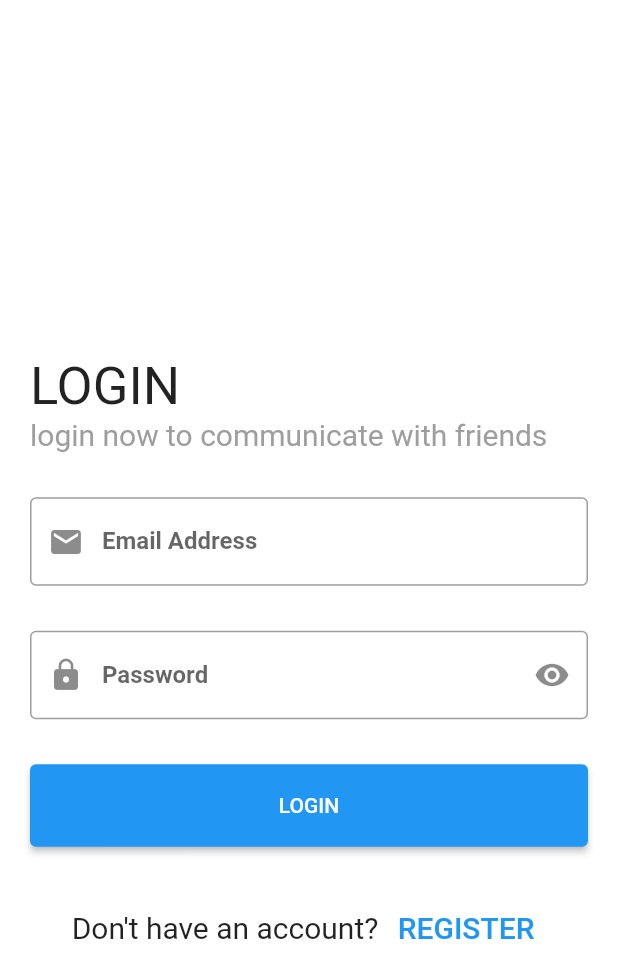
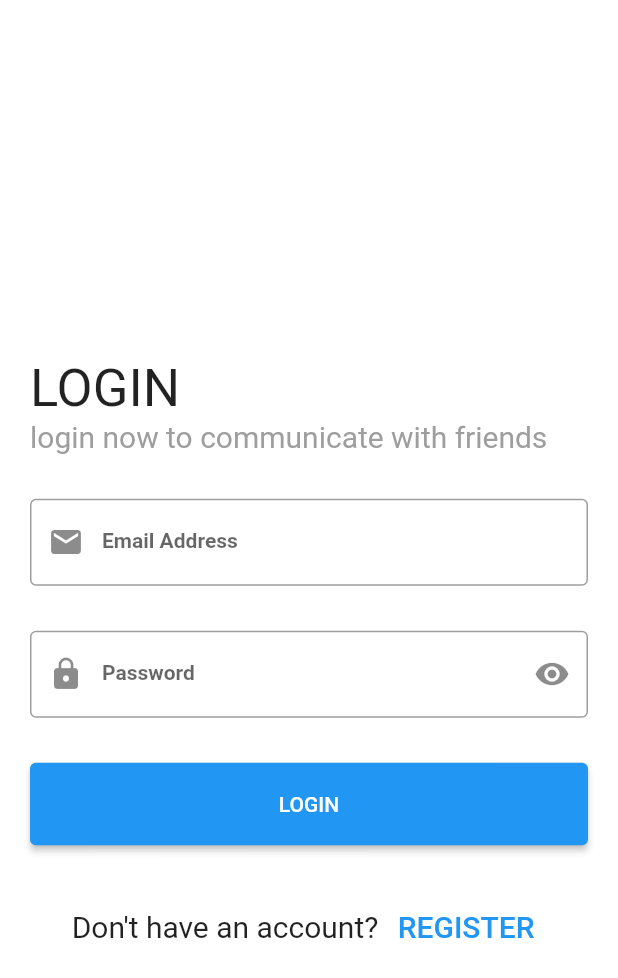
Before and after one commit to pavlysamir/social_app, a Flutter app: the screen it shows after launch, on a phone screen of 412 x 824 dp. Shown: the top 978 px of the screen. Run offline on Flutter 3.47's test engine with Material 2 defaults, Android fonts, the phone set to English and light mode, and no system bars; our stand-ins replace bloc, cloud_firestore, conditional_builder_null_safety, firebase_auth, firebase_core, flutter_bloc and 3 more; missing offline and left inert: icon_broken; accounts and stored records are empty.

```diff
--- a/lib/layouts/home_layout/cupit/home_cubit.dart
+++ b/lib/layouts/home_layout/cupit/home_cubit.dart
@@ -1,5 +1,6 @@
 import 'package:bloc/bloc.dart';
 import 'package:cloud_firestore/cloud_firestore.dart';
+import 'package:flutter/foundation.dart';
 import 'package:flutter/material.dart';
 import 'package:flutter_bloc/flutter_bloc.dart';
 import 'package:meta/meta.dart';
@@ -16,25 +17,30 @@ class HomeCubit extends Cubit<HomeState> {
   HomeCubit() : super(HomeInitial());
 
  static HomeCubit get(context) =>BlocProvider.of(context);
- UserModel? userModel;
+  UserModel? userModel;
  void getData(){
+   emit(HomeGetUserLoading());
+   print(uId);
    FirebaseFirestore.instance
        .collection('users')
        .doc(uId)
        .get()
        .then((value) {
-
+         print(value.data());
+        userModel= UserModel.fromJson(value.data()!);
+         emit(HomeGetUserSuccess());
    }).catchError((error){
-
+       print(error.toString());
+     emit(HomeGetUserError(Error: error.toString()));
    });
  }
 
  int currentIndex = 0;
  List<Widget> Screens = [
-   FeedsScreen(),
-   ChatsScreen(),
-   UsersScreen(),
-   SettingsScreen()
+   const FeedsScreen(),
+   const ChatsScreen(),
+   const UsersScreen(),
+   const SettingsScreen()
  ];
 
  List<String> titels = [
--- a/lib/main.dart
+++ b/lib/main.dart
@@ -4,6 +4,7 @@ import 'package:flutter_bloc/flutter_bloc.dart';
 import 'package:social_app/firebase_options.dart';
 import 'package:social_app/layouts/home_layout/home_screen.dart';
 import 'package:social_app/modules/login_screen/Login_Screen.dart';
+import 'package:social_app/shared/BLOC_OBSERVER.dart';
 import 'package:social_app/shared/constance/constance.dart';
 import 'package:social_app/shared/network/local/cashe_helper.dart';
 import 'package:social_app/shared/styles/ThemeData.dart';
@@ -15,6 +16,7 @@ void main() async {
   await Firebase.initializeApp(
     options: DefaultFirebaseOptions.currentPlatform,
   );
+  Bloc.observer = MyBlocObserver();
   await CasheHelper.init();
   uId = CasheHelper.getData(key: 'uId');
   runApp(MyApp(uId));
@@ -29,10 +31,12 @@ class MyApp extends StatelessWidget {
   @override
   Widget build(BuildContext context) {
     return BlocProvider(
-      create: (context) => HomeCubit(),
+      create: (context) => HomeCubit()..getData(),
       child: MaterialApp(
         debugShowCheckedModeBanner: false,
         theme: LightTheme,
+        darkTheme: DarkTheme,
+        //themeMode: ThemeMode.dark,
         home: openScreen(),
       ),
     );
@@ -41,7 +45,7 @@ class MyApp extends StatelessWidget {
 
   Widget openScreen() {
     if (uId != null) {
-      return HomeScreen();
+      return const HomeScreen();
     } else {
       return LoginScreen();
     }
--- a/lib/modules/Regester_Screen/Regester_Screen.dart
+++ b/lib/modules/Regester_Screen/Regester_Screen.dart
@@ -11,6 +11,8 @@ class RegesterScreen extends StatelessWidget {
   var passwordController = TextEditingController();
   var phoneController = TextEditingController();
   var nameController = TextEditingController();
+
+  RegesterScreen({super.key});
 
 
   @override
--- a/lib/modules/login_screen/Login_Screen.dart
+++ b/lib/modules/login_screen/Login_Screen.dart
@@ -16,6 +16,8 @@ class LoginScreen extends StatelessWidget {
   var emailController = TextEditingController();
   var passwordController = TextEditingController();
 
+  LoginScreen({super.key});
+
   @override
   Widget build(BuildContext context) {
     return BlocProvider(
@@ -30,11 +32,11 @@ class LoginScreen extends StatelessWidget {
           else if(state is LoginSuccessState){
 
             CasheHelper.SaveData(key: 'uId', value: state.uId).then((value) {
-              NavigateAndFinish(context, HomeScreen());
+              NavigateAndFinish(context,const HomeScreen());
             });
           }
         },
-        builder: (context, State) {
+        builder: (context, state) {
           return Scaffold(
               appBar: AppBar(),
               body: Form(
--- a/lib/shared/constance/constance.dart
+++ b/lib/shared/constance/constance.dart
@@ -5,7 +5,6 @@ import 'package:flutter/material.dart';
 MaterialColor primaryColore =Colors.blue;
 
 
-String? token = '';
 String? uId = '';
 
 // void Logout(context){
--- a/lib/shared/styles/ThemeData.dart
+++ b/lib/shared/styles/ThemeData.dart
@@ -1,5 +1,6 @@
 import 'package:flutter/material.dart';
 import 'package:flutter/services.dart';
+import 'package:hexcolor/hexcolor.dart';
 import 'package:social_app/shared/constance/constance.dart';
 
 ThemeData LightTheme = ThemeData(
@@ -11,7 +12,7 @@ ThemeData LightTheme = ThemeData(
   ) ,
   primarySwatch: primaryColore,
   scaffoldBackgroundColor: Colors.white,//HexColor('333739') ,
-  appBarTheme: AppBarTheme(
+  appBarTheme:const AppBarTheme(
     systemOverlayStyle: SystemUiOverlayStyle(
       statusBarBrightness: Brightness.dark,
       statusBarColor:  Colors.black,
@@ -19,22 +20,64 @@ ThemeData LightTheme = ThemeData(
     iconTheme: IconThemeData(color: Colors.black),
     backgroundColor:Colors.white ,
     elevation: 0,
-    titleTextStyle: const TextStyle(
+    titleTextStyle:  TextStyle(
       color: Colors.black,
       fontSize: 20,
       fontWeight: FontWeight.bold
     ),
   ),
-  textTheme: const TextTheme(
-    bodyText1: TextStyle(
+  textTheme:const  TextTheme(
+    bodyLarge: TextStyle(
       fontSize: 16,
       fontWeight: FontWeight.w600,
       color: Colors.black,
     ),
-    subtitle1: TextStyle(
-      fontSize: 16,
+    titleMedium: TextStyle(
+      fontSize: 14,
       fontWeight: FontWeight.w600,
+      height: 1.3,
       color: Colors.black,
+    )
+
+
+),
+);
+ThemeData DarkTheme = ThemeData(
+  bottomNavigationBarTheme:BottomNavigationBarThemeData(
+    backgroundColor: HexColor('333739'),
+     unselectedItemColor: Colors.grey,
+    selectedItemColor: primaryColore,
+    elevation: 20.0,
+    type: BottomNavigationBarType.fixed,
+  ) ,
+  primarySwatch: primaryColore,
+  scaffoldBackgroundColor: HexColor('333739') ,
+  appBarTheme: AppBarTheme(
+    systemOverlayStyle: SystemUiOverlayStyle(
+      statusBarBrightness: Brightness.dark,
+      statusBarColor:  HexColor('333739'),
+    ),
+    iconTheme:const IconThemeData(color: Colors.white),
+    backgroundColor: HexColor('333739'),
+    elevation: 0,
+    titleTextStyle:const TextStyle(
+      color: Colors.white,
+      fontSize: 20,
+      fontWeight: FontWeight.bold
+    ),
+  ),
+  textTheme: const TextTheme(
+    bodyLarge: TextStyle(
+      fontSize: 18,
+      fontWeight: FontWeight.w600,
+      color: Colors.white,
+    ),
+    titleMedium: TextStyle(
+      fontSize: 14,
+      fontWeight: FontWeight.bold,
+      height: 1.3,
+
+      color: Colors.white,
     )
 ),
 );
```
Also changed, not shown: lib/layouts/home_layout/home_screen.dart (+27 -31 lines), lib/modules/Home_Screens/feeds_screen.dart (+45 -1 lines), lib/modules/Home_Screens/feeds_views/post_view.dart (added, +241 -0 lines), lib/shared/BLOC_OBSERVER.dart (added, +27 -0 lines), pubspec.yaml (+10 -12 lines), pubspec.lock, 3 other files.
